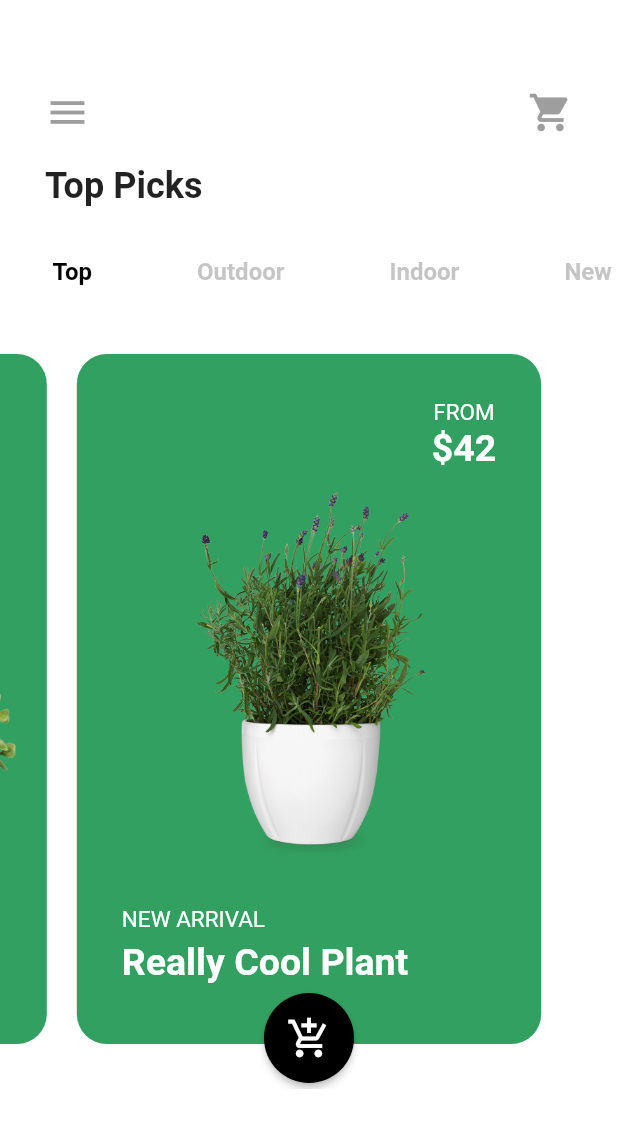
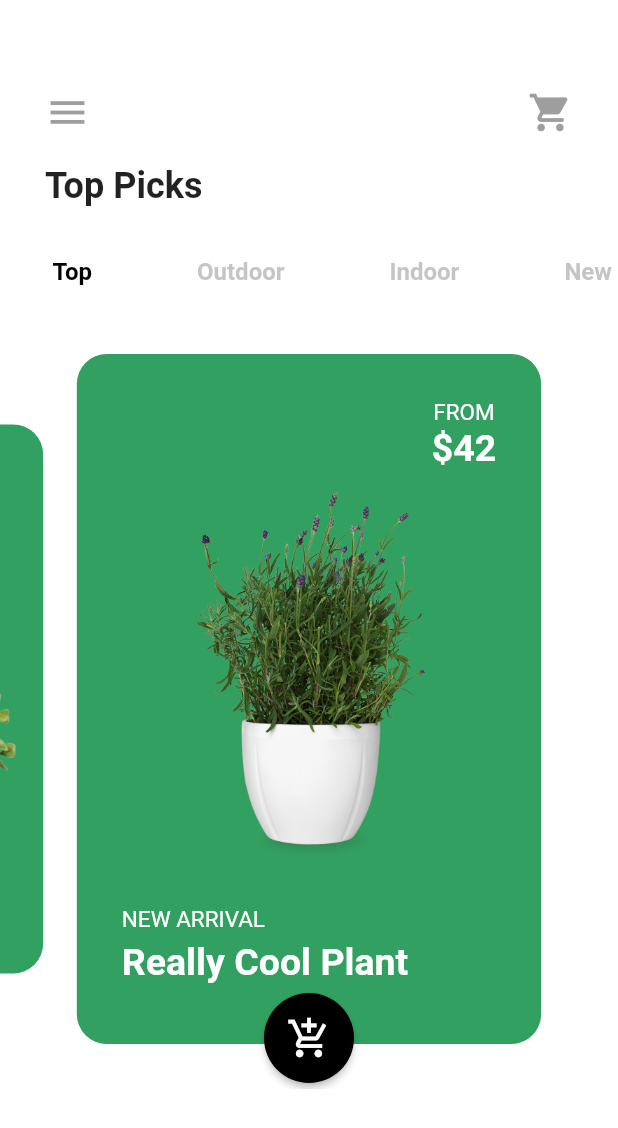
Before and after one commit to tianna1121/flutter_plant_ui, a Flutter app: the screen it shows after launch, swiped to page 3, on a phone screen of 412 x 824 dp. Shown: the top 1128 px of the screen. Run offline on Flutter 3.47's test engine with Material 2 defaults, Android fonts, the phone set to English and light mode, and no system bars.

```diff
--- a/lib/main.dart
+++ b/lib/main.dart
@@ -26,7 +26,23 @@ class _MyHomePageState extends State<MyHomePage>
   }
 
   _plantSelector(int index) {
-    return Stack(
+    return AnimatedBuilder(
+      animation: _pageController,
+      builder: (BuildContext context, Widget widget) {
+        double value = 1;
+        if (_pageController.position.haveDimensions) {
+          value = _pageController.page - index;
+          value = (1 - value.abs() * 0.3).clamp(0.0, 1.0);
+        }
+        return Center(
+          child: SizedBox(
+            height: Curves.easeInOut.transform(value) * 500.0,
+            width: Curves.easeInOut.transform(value) * 400.0,
+            child: widget,
+          ),
+        );
+      },
+      child: Stack(
         alignment: Alignment.center,
         children: <Widget>[
           Container(
@@ -109,6 +125,7 @@ class _MyHomePageState extends State<MyHomePage>
             ),
           )
         ],
+      ),
     );
   }
 
```
Lines whose indentation alone changed are shown as unchanged.
